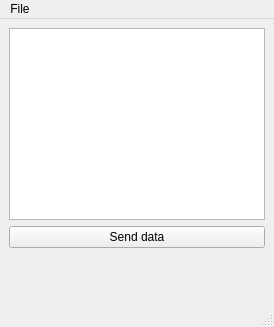
Qt form views/main_view.ui (mateustoin/3Dlytic) before a commit.
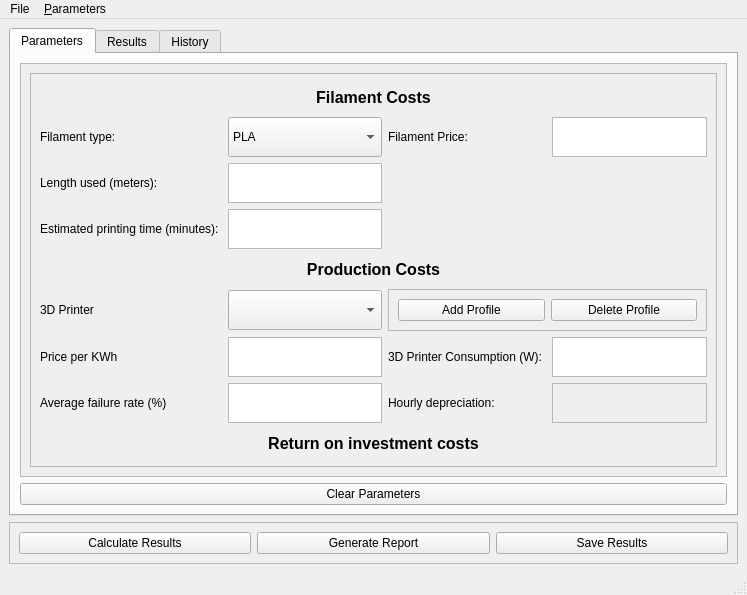
The same form after that commit. Icons and pictures are not drawn.

Commit message: Updating the UI with the basic fields to the app

What changed in the file:
```diff
--- a/views/main_view.ui
+++ b/views/main_view.ui
@@ -6,8 +6,8 @@
    <rect>
     <x>0</x>
     <y>0</y>
-    <width>274</width>
-    <height>327</height>
+    <width>747</width>
+    <height>595</height>
    </rect>
   </property>
   <property name="windowTitle">
@@ -16,27 +16,420 @@
   <widget class="QWidget" name="centralwidget">
    <layout class="QVBoxLayout" name="verticalLayout">
     <item>
-     <widget class="QTextEdit" name="someTextEdit"/>
-    </item>
-    <item>
-     <widget class="QPushButton" name="someButton">
-      <property name="text">
-       <string>Send data</string>
+     <widget class="QTabWidget" name="tabWidget">
+      <property name="currentIndex">
+       <number>0</number>
       </property>
+      <widget class="QWidget" name="parameters_tab">
+       <attribute name="title">
+        <string>Parameters</string>
+       </attribute>
+       <layout class="QGridLayout" name="gridLayout">
+        <item row="0" column="0">
+         <widget class="QScrollArea" name="scrollArea">
+          <property name="widgetResizable">
+           <bool>true</bool>
+          </property>
+          <widget class="QWidget" name="scrollAreaWidgetContents">
+           <property name="geometry">
+            <rect>
+             <x>0</x>
+             <y>0</y>
+             <width>705</width>
+             <height>409</height>
+            </rect>
+           </property>
+           <layout class="QVBoxLayout" name="verticalLayout_2">
+            <item>
+             <widget class="QFrame" name="frame_2">
+              <property name="frameShape">
+               <enum>QFrame::Shape::StyledPanel</enum>
+              </property>
+              <property name="frameShadow">
+               <enum>QFrame::Shadow::Raised</enum>
+              </property>
+              <layout class="QGridLayout" name="gridLayout_2">
+               <item row="7" column="3">
+                <widget class="QTextEdit" name="textEdit_7">
+                 <property name="enabled">
+                  <bool>false</bool>
+                 </property>
+                 <property name="maximumSize">
+                  <size>
+                   <width>16777215</width>
+                   <height>40</height>
+                  </size>
+                 </property>
+                </widget>
+               </item>
+               <item row="7" column="0">
+                <widget class="QLabel" name="label_10">
+                 <property name="maximumSize">
+                  <size>
+                   <width>16777215</width>
+                   <height>40</height>
+                  </size>
+                 </property>
+                 <property name="text">
+                  <string>Average failure rate (%)</string>
+                 </property>
+                </widget>
+               </item>
+               <item row="1" column="3">
+                <widget class="QTextEdit" name="textEdit_3">
+                 <property name="maximumSize">
+                  <size>
+                   <width>16777215</width>
+                   <height>40</height>
+                  </size>
+                 </property>
+                </widget>
+               </item>
+               <item row="1" column="2">
+                <widget class="QLabel" name="label_3">
+                 <property name="maximumSize">
+                  <size>
+                   <width>16777215</width>
+                   <height>40</height>
+                  </size>
+                 </property>
+                 <property name="text">
+                  <string>Filament Price:</string>
+                 </property>
+                </widget>
+               </item>
+               <item row="5" column="0">
+                <widget class="QLabel" name="label_11">
+                 <property name="text">
+                  <string>3D Printer</string>
+                 </property>
+                </widget>
+               </item>
+               <item row="7" column="1">
+                <widget class="QTextEdit" name="textEdit_6">
+                 <property name="maximumSize">
+                  <size>
+                   <width>16777215</width>
+                   <height>40</height>
+                  </size>
+                 </property>
+                </widget>
+               </item>
+               <item row="3" column="1">
+                <widget class="QTextEdit" name="textEdit_2">
+                 <property name="maximumSize">
+                  <size>
+                   <width>16777215</width>
+                   <height>40</height>
+                  </size>
+                 </property>
+                </widget>
+               </item>
+               <item row="6" column="1">
+                <widget class="QTextEdit" name="textEdit_4">
+                 <property name="maximumSize">
+                  <size>
+                   <width>16777215</width>
+                   <height>40</height>
+                  </size>
+                 </property>
+                </widget>
+               </item>
+               <item row="6" column="2">
+                <widget class="QLabel" name="label_9">
+                 <property name="maximumSize">
+                  <size>
+                   <width>16777215</width>
+                   <height>40</height>
+                  </size>
+                 </property>
+                 <property name="text">
+                  <string>3D Printer Consumption (W): </string>
+                 </property>
+                </widget>
+               </item>
+               <item row="7" column="2">
+                <widget class="QLabel" name="label_12">
+                 <property name="maximumSize">
+                  <size>
+                   <width>16777215</width>
+                   <height>40</height>
+                  </size>
+                 </property>
+                 <property name="text">
+                  <string>Hourly depreciation:</string>
+                 </property>
+                </widget>
+               </item>
+               <item row="4" column="0" colspan="4">
+                <widget class="QLabel" name="label_7">
+                 <property name="font">
+                  <font>
+                   <pointsize>12</pointsize>
+                   <bold>true</bold>
+                  </font>
+                 </property>
+                 <property name="text">
+                  <string>Production Costs</string>
+                 </property>
+                 <property name="alignment">
+                  <set>Qt::AlignmentFlag::AlignCenter</set>
+                 </property>
+                </widget>
+               </item>
+               <item row="6" column="0">
+                <widget class="QLabel" name="label_8">
+                 <property name="maximumSize">
+                  <size>
+                   <width>16777215</width>
+                   <height>40</height>
+                  </size>
+                 </property>
+                 <property name="text">
+                  <string>Price per KWh</string>
+                 </property>
+                </widget>
+               </item>
+               <item row="2" column="1">
+                <widget class="QTextEdit" name="textEdit">
+                 <property name="maximumSize">
+                  <size>
+                   <width>16777215</width>
+                   <height>40</height>
+                  </size>
+                 </property>
+                </widget>
+               </item>
+               <item row="3" column="0">
+                <widget class="QLabel" name="label_4">
+                 <property name="maximumSize">
+                  <size>
+                   <width>16777215</width>
+                   <height>40</height>
+                  </size>
+                 </property>
+                 <property name="text">
+                  <string>Estimated printing time (minutes): </string>
+                 </property>
+                </widget>
+               </item>
+               <item row="1" column="1">
+                <widget class="QComboBox" name="comboBox">
+                 <property name="maximumSize">
+                  <size>
+                   <width>16777215</width>
+                   <height>40</height>
+                  </size>
+                 </property>
+                 <item>
+                  <property name="text">
+                   <string>PLA</string>
+                  </property>
+                 </item>
+                 <item>
+                  <property name="text">
+                   <string>ABS</string>
+                  </property>
+                 </item>
+                 <item>
+                  <property name="text">
+                   <string>Nylon</string>
+                  </property>
+                 </item>
+                 <item>
+                  <property name="text">
+                   <string>PETG</string>
+                  </property>
+                 </item>
+                 <item>
+                  <property name="text">
+                   <string>ASA</string>
+                  </property>
+                 </item>
+                </widget>
+               </item>
+               <item row="1" column="0">
+                <widget class="QLabel" name="label">
+                 <property name="maximumSize">
+                  <size>
+                   <width>16777215</width>
+                   <height>40</height>
+                  </size>
+                 </property>
+                 <property name="text">
+                  <string>Filament type:</string>
+                 </property>
+                </widget>
+               </item>
+               <item row="5" column="2" colspan="2">
+                <widget class="QFrame" name="frame_3">
+                 <property name="maximumSize">
+                  <size>
+                   <width>16777215</width>
+                   <height>80</height>
+                  </size>
+                 </property>
+                 <property name="frameShape">
+                  <enum>QFrame::Shape::StyledPanel</enum>
+                 </property>
+                 <property name="frameShadow">
+                  <enum>QFrame::Shadow::Raised</enum>
+                 </property>
+                 <layout class="QHBoxLayout" name="horizontalLayout_2">
+                  <item>
+                   <widget class="QPushButton" name="pushButton_5">
+                    <property name="text">
+                     <string>Add Profile</string>
+                    </property>
+                   </widget>
+                  </item>
+                  <item>
+                   <widget class="QPushButton" name="pushButton_6">
+                    <property name="text">
+                     <string>Delete Profile</string>
+                    </property>
+                   </widget>
+                  </item>
+                 </layout>
+                </widget>
+               </item>
+               <item row="5" column="1">
+                <widget class="QComboBox" name="comboBox_2">
+                 <property name="maximumSize">
+                  <size>
+                   <width>16777215</width>
+                   <height>40</height>
+                  </size>
+                 </property>
+                </widget>
+               </item>
+               <item row="8" column="0" colspan="4">
+                <widget class="QLabel" name="label_6">
+                 <property name="maximumSize">
+                  <size>
+                   <width>16777215</width>
+                   <height>40</height>
+                  </size>
+                 </property>
+                 <property name="font">
+                  <font>
+                   <pointsize>12</pointsize>
+                   <bold>true</bold>
+                  </font>
+                 </property>
+                 <property name="text">
+                  <string>Return on investment costs</string>
+                 </property>
+                 <property name="alignment">
+                  <set>Qt::AlignmentFlag::AlignCenter</set>
+                 </property>
+                </widget>
+               </item>
+               <item row="0" column="0" colspan="4">
+                <widget class="QLabel" name="label_5">
+                 <property name="maximumSize">
+                  <size>
+                   <width>16777215</width>
+                   <height>40</height>
+                  </size>
+                 </property>
+                 <property name="font">
+                  <font>
+                   <pointsize>12</pointsize>
+                   <bold>true</bold>
+                  </font>
+                 </property>
+                 <property name="text">
+                  <string>Filament Costs</string>
+                 </property>
+                 <property name="alignment">
+                  <set>Qt::AlignmentFlag::AlignCenter</set>
+                 </property>
+                </widget>
+               </item>
+               <item row="6" column="3">
+                <widget class="QTextEdit" name="textEdit_5">
+                 <property name="maximumSize">
+                  <size>
+                   <width>16777215</width>
+                   <height>40</height>
+                  </size>
+                 </property>
+                </widget>
+               </item>
+               <item row="2" column="0">
+                <widget class="QLabel" name="label_2">
+                 <property name="maximumSize">
+                  <size>
+                   <width>16777215</width>
+                   <height>40</height>
+                  </size>
+                 </property>
+                 <property name="text">
+                  <string>Length used (meters): </string>
+                 </property>
+                </widget>
+               </item>
+              </layout>
+             </widget>
+            </item>
+           </layout>
+          </widget>
+         </widget>
+        </item>
+        <item row="1" column="0">
+         <widget class="QPushButton" name="pushButton_4">
+          <property name="text">
+           <string>Clear Parameters</string>
+          </property>
+         </widget>
+        </item>
+       </layout>
+      </widget>
+      <widget class="QWidget" name="results_tab">
+       <attribute name="title">
+        <string>Results</string>
+       </attribute>
+      </widget>
+      <widget class="QWidget" name="history_tab">
+       <attribute name="title">
+        <string>History</string>
+       </attribute>
+      </widget>
      </widget>
     </item>
     <item>
-     <spacer name="verticalSpacer">
-      <property name="orientation">
-       <enum>Qt::Orientation::Vertical</enum>
+     <widget class="QFrame" name="frame">
+      <property name="frameShape">
+       <enum>QFrame::Shape::StyledPanel</enum>
       </property>
-      <property name="sizeHint" stdset="0">
-       <size>
-        <width>20</width>
-        <height>40</height>
-       </size>
+      <property name="frameShadow">
+       <enum>QFrame::Shadow::Raised</enum>
       </property>
-     </spacer>
+      <layout class="QHBoxLayout" name="horizontalLayout">
+       <item>
+        <widget class="QPushButton" name="pushButton">
+         <property name="text">
+          <string>Calculate Results</string>
+         </property>
+        </widget>
+       </item>
+       <item>
+        <widget class="QPushButton" name="pushButton_2">
+         <property name="text">
+          <string>Generate Report</string>
+         </property>
+        </widget>
+       </item>
+       <item>
+        <widget class="QPushButton" name="pushButton_3">
+         <property name="text">
+          <string>Save Results</string>
+         </property>
+        </widget>
+       </item>
+      </layout>
+     </widget>
     </item>
    </layout>
   </widget>
@@ -45,7 +438,7 @@
     <rect>
      <x>0</x>
      <y>0</y>
-     <width>274</width>
+     <width>747</width>
      <height>20</height>
     </rect>
    </property>
@@ -56,7 +449,21 @@
     <addaction name="actionNew_File"/>
     <addaction name="actionExit"/>
    </widget>
+   <widget class="QMenu" name="menu_Parameters">
+    <property name="title">
+     <string>&amp;Parameters</string>
+    </property>
+    <widget class="QMenu" name="menu_Currency">
+     <property name="title">
+      <string>&amp;Currency</string>
+     </property>
+     <addaction name="actionBRL"/>
+     <addaction name="actionUSD"/>
+    </widget>
+    <addaction name="menu_Currency"/>
+   </widget>
    <addaction name="menuFile"/>
+   <addaction name="menu_Parameters"/>
   </widget>
   <widget class="QStatusBar" name="statusbar"/>
   <action name="actionNew_File">
```
Left out of the diff: 41 changed lines with no effect on the pictures. The commit also changes 2 other files.
